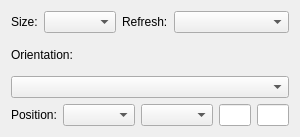
Above: kcontrol/randr/outputconfigbase.ui from mgottschlag/kwin-tiling before the change. Below: the same form after it.
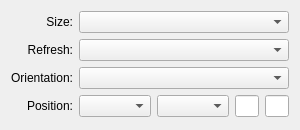
That is the form after the change.

Commit message: Improved layout and align right instead of align left.

```diff
--- a/kcontrol/randr/outputconfigbase.ui
+++ b/kcontrol/randr/outputconfigbase.ui
@@ -1,12 +1,12 @@
 <ui version="4.0" >
  <class>OutputConfigBase</class>
- <widget class="QWidget" name="OutputConfigBase" >
-  <property name="geometry" >
+ <widget class="QWidget" name="OutputConfigBase">
+  <property name="geometry">
    <rect>
     <x>0</x>
     <y>0</y>
     <width>300</width>
-    <height>137</height>
+    <height>130</height>
    </rect>
   </property>
   <property name="sizePolicy" >
@@ -24,116 +24,103 @@
   <property name="windowTitle" >
    <string>Output Config</string>
   </property>
-  <layout class="QGridLayout" >
-   <item row="0" column="0" >
-    <layout class="QHBoxLayout" >
-     <item>
-      <widget class="QLabel" name="label_2" >
-       <property name="text" >
+  <layout class="QGridLayout" name="gridLayout">
+   <item row="0" column="0">
+    <widget class="QLabel" name="label_2">
+     <property name="text">
         <string>Size:</string>
        </property>
-       <property name="buddy" >
+     <property name="alignment">
+      <set>Qt::AlignRight|Qt::AlignTrailing|Qt::AlignVCenter</set>
+     </property>
+     <property name="buddy">
         <cstring>sizeCombo</cstring>
        </property>
       </widget>
      </item>
-     <item>
-      <widget class="QComboBox" name="sizeCombo" />
-     </item>
-     <item>
-      <widget class="QLabel" name="rateLabel" >
-       <property name="text" >
+   <item row="0" column="1" colspan="4">
+    <widget class="QComboBox" name="sizeCombo"/>
+   </item>
+   <item row="1" column="0">
+    <widget class="QLabel" name="rateLabel">
+     <property name="text">
         <string>Refresh:</string>
        </property>
-      </widget>
-     </item>
-     <item>
-      <widget class="QComboBox" name="refreshCombo" >
-       <property name="sizePolicy" >
-        <sizepolicy vsizetype="Fixed" hsizetype="Expanding" >
-         <horstretch>0</horstretch>
-         <verstretch>0</verstretch>
-        </sizepolicy>
-       </property>
-       <property name="minimumSize" >
-        <size>
-         <width>50</width>
-         <height>0</height>
-        </size>
+     <property name="alignment">
+      <set>Qt::AlignRight|Qt::AlignTrailing|Qt::AlignVCenter</set>
+     </property>
+     <property name="buddy">
+      <cstring>refreshCombo</cstring>
        </property>
       </widget>
      </item>
-    </layout>
+   <item row="1" column="1" colspan="4">
+    <widget class="QComboBox" name="refreshCombo"/>
    </item>
-   <item row="1" column="0" >
-    <layout class="QVBoxLayout" >
-     <item>
-      <widget class="QLabel" name="orientationLabel" >
-       <property name="sizePolicy" >
-        <sizepolicy vsizetype="Preferred" hsizetype="Minimum" >
-         <horstretch>0</horstretch>
-         <verstretch>0</verstretch>
-        </sizepolicy>
-       </property>
-       <property name="text" >
+   <item row="2" column="0">
+    <widget class="QLabel" name="orientationLabel">
+     <property name="text">
         <string>Orientation:</string>
        </property>
-      </widget>
-     </item>
-     <item>
-      <widget class="QComboBox" name="orientationCombo" >
-       <property name="sizePolicy" >
-        <sizepolicy vsizetype="Fixed" hsizetype="Expanding" >
-         <horstretch>0</horstretch>
-         <verstretch>0</verstretch>
-        </sizepolicy>
-       </property>
-      </widget>
-     </item>
-    </layout>
+     <property name="alignment">
+      <set>Qt::AlignRight|Qt::AlignTrailing|Qt::AlignVCenter</set>
+     </property>
+     <property name="buddy">
+      <cstring>orientationCombo</cstring>
+     </property>
+    </widget>
+   </item>
+   <item row="2" column="1" colspan="4">
+    <widget class="QComboBox" name="orientationCombo"/>
    </item>
-   <item row="2" column="0" >
-    <layout class="QHBoxLayout" >
-     <item>
-      <widget class="QLabel" name="positionLabel" >
-       <property name="sizePolicy" >
-        <sizepolicy vsizetype="Preferred" hsizetype="Minimum" >
-         <horstretch>0</horstretch>
-         <verstretch>0</verstretch>
-        </sizepolicy>
-       </property>
-       <property name="text" >
+   <item row="3" column="0">
+    <widget class="QLabel" name="positionLabel">
+     <property name="text">
         <string comment="Position of the screen">Position:</string>
        </property>
-      </widget>
-     </item>
-     <item>
-      <widget class="QComboBox" name="positionCombo" >
-       <property name="sizePolicy" >
-        <sizepolicy vsizetype="Fixed" hsizetype="Expanding" >
+     <property name="alignment">
+      <set>Qt::AlignRight|Qt::AlignTrailing|Qt::AlignVCenter</set>
+     </property>
+    </widget>
+   </item>
+   <item row="3" column="1">
+    <widget class="QComboBox" name="positionCombo">
+     <property name="sizePolicy">
+      <sizepolicy hsizetype="Minimum" vsizetype="Fixed">
          <horstretch>0</horstretch>
          <verstretch>0</verstretch>
         </sizepolicy>
        </property>
       </widget>
      </item>
-     <item>
-      <widget class="QComboBox" name="positionOutputCombo" >
-       <property name="sizePolicy" >
-        <sizepolicy vsizetype="Fixed" hsizetype="Expanding" >
+   <item row="3" column="2">
+    <widget class="QComboBox" name="positionOutputCombo">
+     <property name="sizePolicy">
+      <sizepolicy hsizetype="Minimum" vsizetype="Fixed">
          <horstretch>0</horstretch>
          <verstretch>0</verstretch>
         </sizepolicy>
        </property>
       </widget>
      </item>
-     <item>
-      <widget class="QLineEdit" name="absolutePosX" />
-     </item>
-     <item>
-      <widget class="QLineEdit" name="absolutePosY" />
-     </item>
-    </layout>
+   <item row="3" column="3">
+    <widget class="QLineEdit" name="absolutePosX"/>
+   </item>
+   <item row="3" column="4">
+    <widget class="QLineEdit" name="absolutePosY"/>
+   </item>
+   <item row="4" column="2">
+    <spacer name="verticalSpacer">
+     <property name="orientation">
+      <enum>Qt::Vertical</enum>
+     </property>
+     <property name="sizeHint" stdset="0">
+      <size>
+       <width>20</width>
+       <height>0</height>
+      </size>
+     </property>
+    </spacer>
    </item>
   </layout>
  </widget>
```
Left out of the diff: 11 changed lines with no effect on the pictures. Lines whose indentation alone changed are shown as unchanged. The commit also changes 1 other file.
